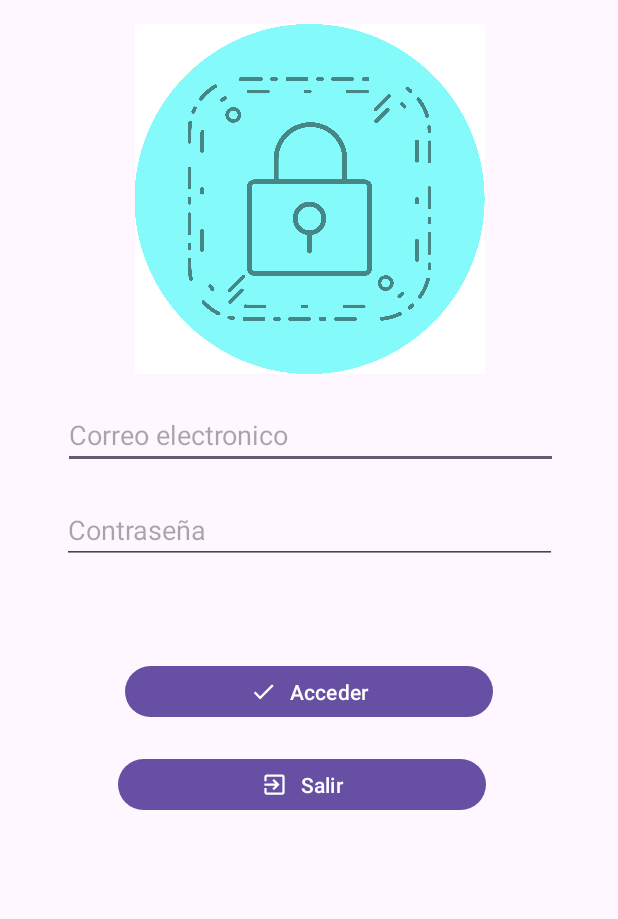
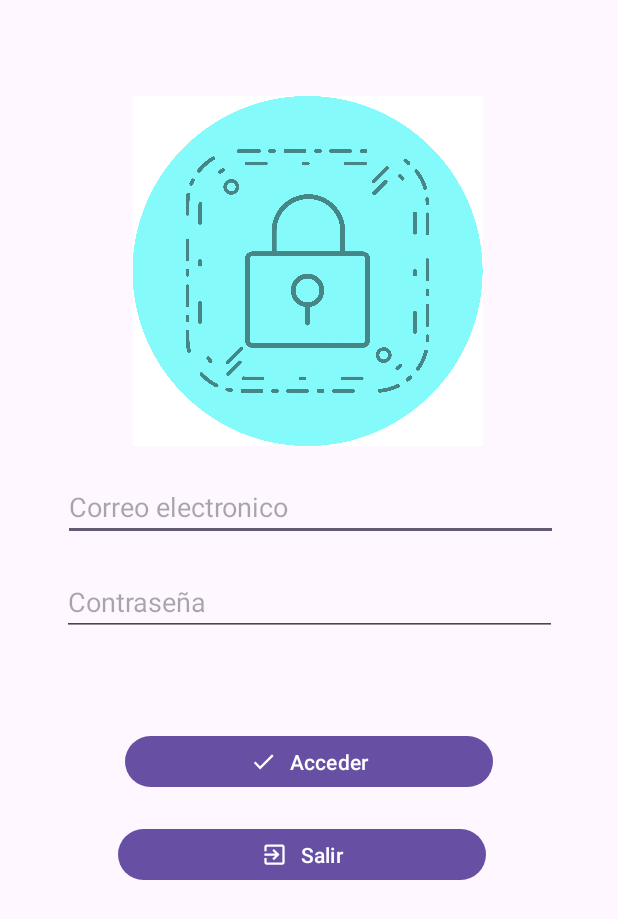
Before and after one commit to mosheline/ec3moviles, an Android app: the layout activity_main.xml on its own in the app's theme, with its tools: preview values and no code run, on a phone screen of 412 x 824 dp. Shown: the top 919 px of the screen. Run offline under Robolectric (Android 15) with nearby library versions, the phone set to English and light mode, and no system bars.

Commit message:
Pregunta 1 - Ayasta Login Funcionando

```diff
--- a/app/src/main/AndroidManifest.xml
+++ b/app/src/main/AndroidManifest.xml
@@ -3,6 +3,7 @@
     xmlns:tools="http://schemas.android.com/tools">
 
     <application
+        android:name=".util.MiApp"
         android:allowBackup="true"
         android:dataExtractionRules="@xml/data_extraction_rules"
         android:fullBackupContent="@xml/backup_rules"
--- a/app/src/main/res/layout/activity_main.xml
+++ b/app/src/main/res/layout/activity_main.xml
@@ -17,8 +17,9 @@
         android:id="@+id/imageView"
         android:layout_width="330dp"
         android:layout_height="233dp"
-        android:layout_marginTop="16dp"
+        android:layout_marginTop="64dp"
         app:layout_constraintEnd_toStartOf="@+id/guideline2"
+        app:layout_constraintHorizontal_bias="0.0"
         app:layout_constraintStart_toStartOf="@+id/guideline"
         app:layout_constraintTop_toTopOf="parent"
         app:srcCompat="@drawable/logo_login" />
```
Also changed, not shown: app/src/main/java/pe/edu/idat/evc3/MainActivity.kt (+30 -1 lines).
